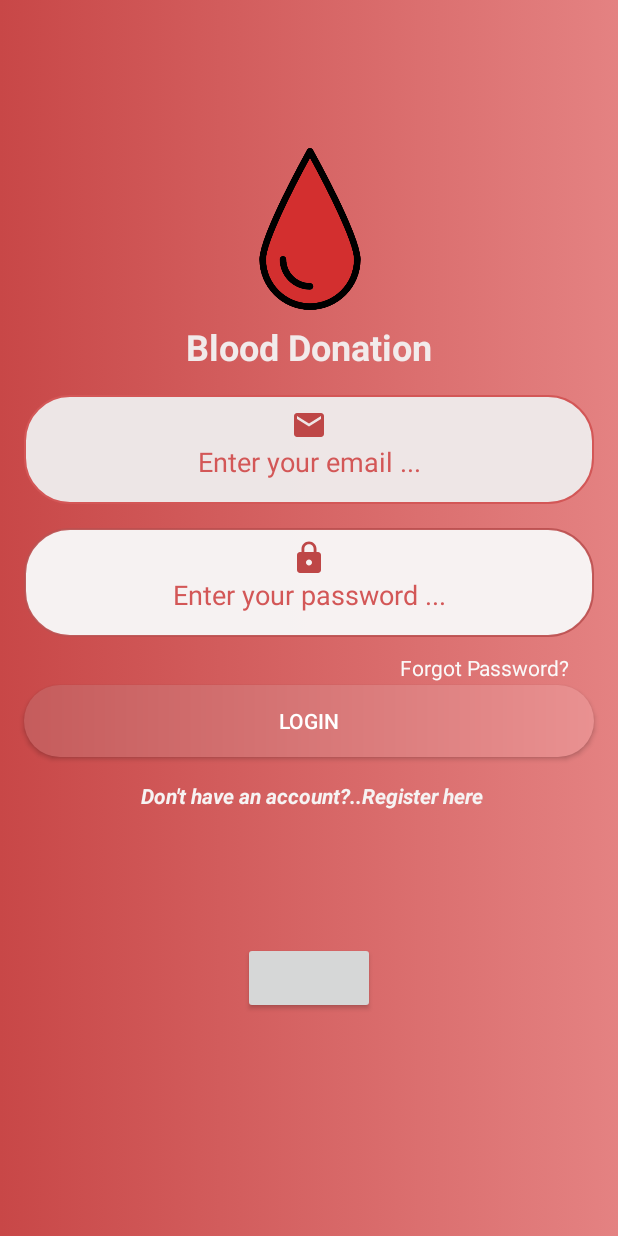
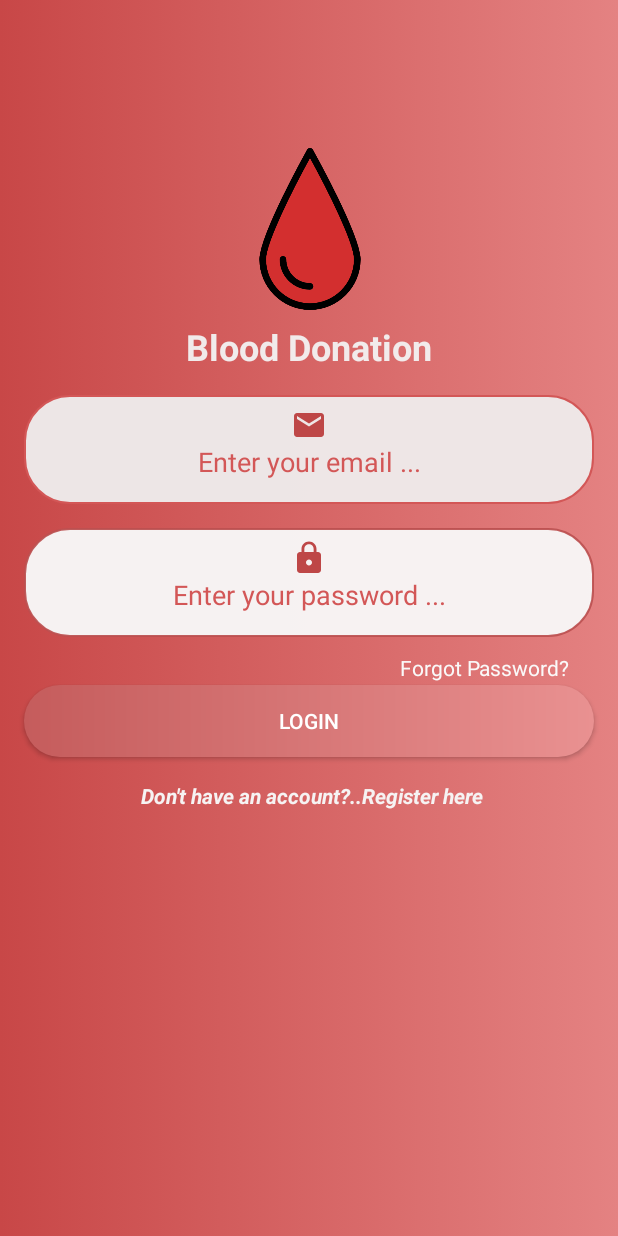
Before and after one commit to 7usss/Blood-Donation, an Android app: the screen it shows after launch (Login), on a phone screen of 412 x 824 dp. Run offline under Robolectric (Android 15) with nearby library versions, the phone set to English and light mode, and no system bars; our stand-ins replace Firebase (no records; nobody signed in at launch, a user with empty details on screens opened directly).

Commit message:
Revert "test"
This reverts commit ed01da0fa905e1b4b762aab1ce22b45dce9ff794.

```diff
--- a/app/src/main/res/layout/login.xml
+++ b/app/src/main/res/layout/login.xml
@@ -120,31 +120,24 @@
         android:clickable="true"
         />
 
-    <Button
-        android:layout_width="wrap_content"
+    <RelativeLayout
+        android:layout_width="match_parent"
         android:layout_height="wrap_content"
-        app:layout_constraintEnd_toEndOf="parent"
-        app:layout_constraintStart_toStartOf="parent"
-        app:layout_constraintTop_toBottomOf="@+id/relativeLayout" />
 
-    <RelativeLayout
-        android:id="@+id/relativeLayout"
-        android:layout_width="match_parent"
-
-        android:layout_height="wrap_content"
         android:padding="20dp"
         app:layout_constraintEnd_toEndOf="parent"
         app:layout_constraintStart_toStartOf="parent"
+        app:layout_constraintTop_toBottomOf="@+id/goToregisterpageTV"
 
-        app:layout_constraintTop_toBottomOf="@+id/goToregisterpageTV">
+        >
 
         <ProgressBar
+            android:visibility="invisible"
             android:id="@+id/progress_par"
             android:layout_width="wrap_content"
             android:layout_height="wrap_content"
             android:layout_centerInParent="true"
-            android:indeterminateDrawable="@drawable/white_circle"
-            android:visibility="invisible" />
+            android:indeterminateDrawable="@drawable/white_circle" />
 
     </RelativeLayout>
 
```
